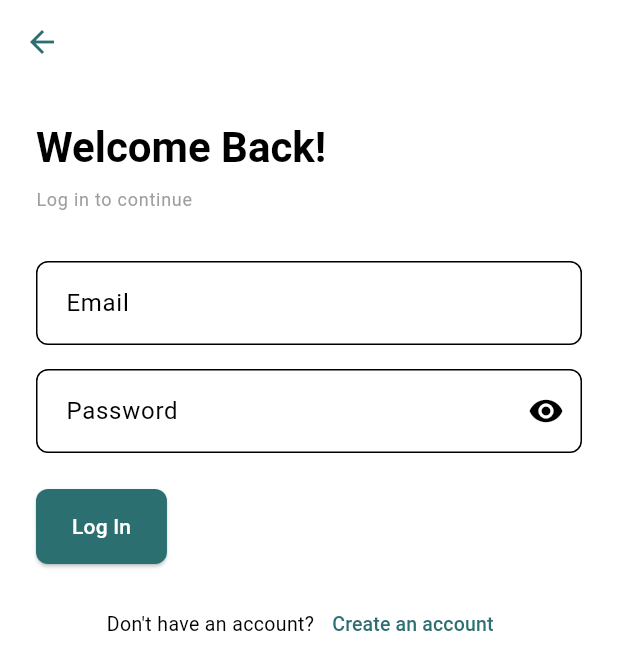
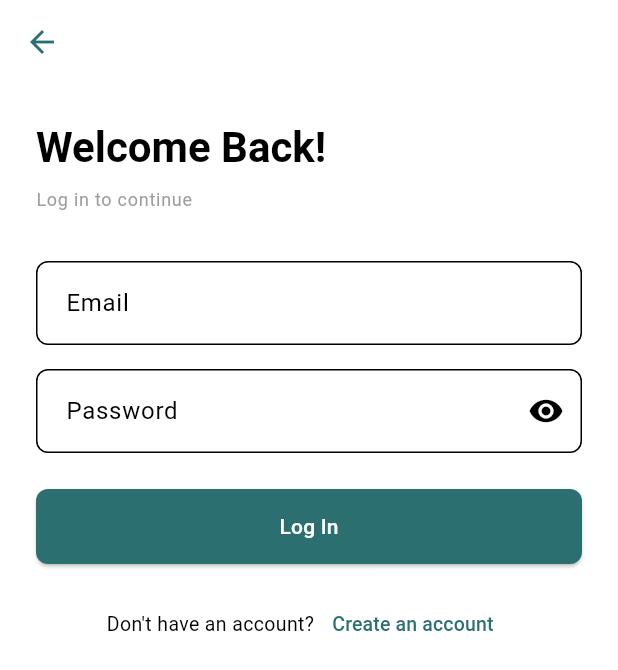
Before and after one commit to Welu2/lab_result_viewer_Flutter, a Flutter app: the screen it shows after launch, after a tap on "Log In", on a phone screen of 412 x 824 dp. Shown: the top 670 px of the screen. Run offline on Flutter 3.47's test engine with Material 3 defaults, Android fonts, the phone set to English and light mode, and no system bars; our stand-ins replace dio, flutter_riverpod, flutter_secure_storage, go_router, image_picker, open_file; missing offline and left inert: base64.

Commit message:
feat: make login button full width

```diff
--- a/lib/features/auth/screens/login_screen.dart
+++ b/lib/features/auth/screens/login_screen.dart
@@ -131,10 +131,13 @@ class _LoginScreenState extends ConsumerState<LoginScreen> {
                       ),
                     ),
                   ),
-                CustomButton(
-                  text: 'Log In',
-                  onPressed: authState.isLoading ? () {} : () => _handleLogin(),
-                  isLoading: authState.isLoading,
+                SizedBox(
+                  width: double.infinity,
+                  child: CustomButton(
+                    text: 'Log In',
+                    onPressed: authState.isLoading ? () {} : () => _handleLogin(),
+                    isLoading: authState.isLoading,
+                  ),
                 ),
                 const SizedBox(height: 16),
                 Row(
```
